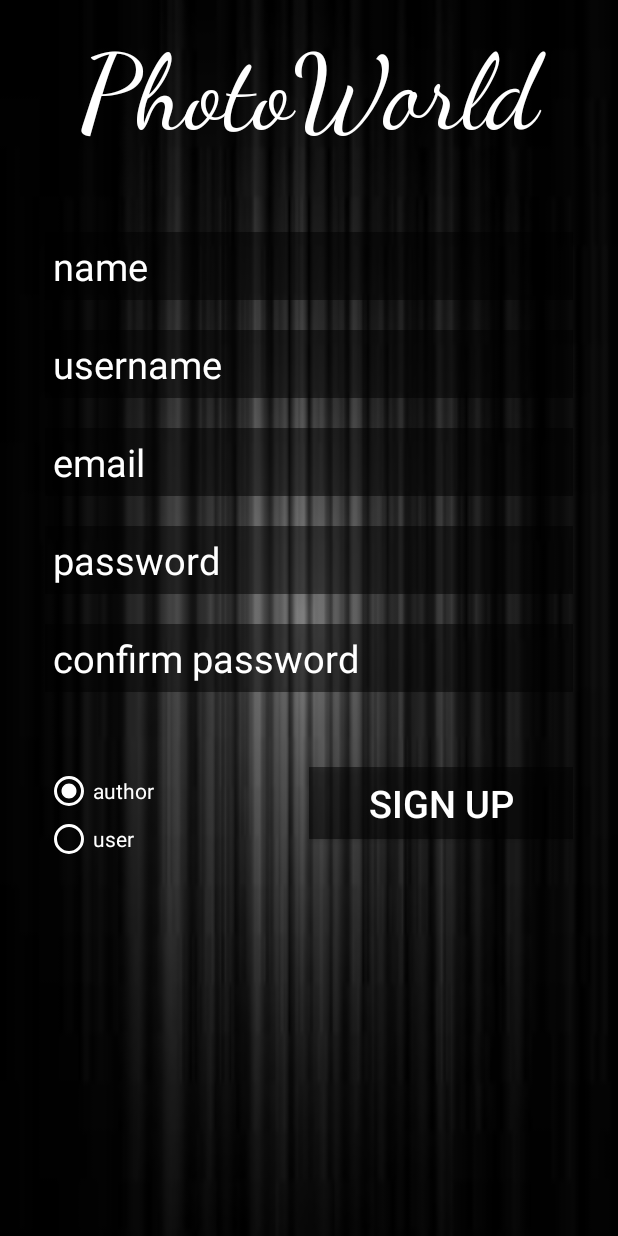
After one commit to vanya-dimitrova/PhotoWorld, an Android app: the RegisterActivity screen opened directly, with no data from a screen before it, on a phone screen of 412 x 824 dp. The commit adds this screen. Run offline under Robolectric (Android 15) with nearby library versions, the phone set to English and light mode, and no system bars.

Commit message:
Added Login activity and Register activity

```diff
--- a/app/src/main/AndroidManifest.xml
+++ b/app/src/main/AndroidManifest.xml
@@ -16,6 +16,10 @@
                 <category android:name="android.intent.category.LAUNCHER" />
             </intent-filter>
         </activity>
+        <activity android:name=".LoginActivity">
+        </activity>
+        <activity android:name=".RegisterActivity">
+        </activity>
     </application>
 
 </manifest>
--- /dev/null
+++ b/app/src/main/java/com/example/user/photoworld/RegisterActivity.java
@@ -0,0 +1,74 @@
+package com.example.user.photoworld;
+
+import android.os.Bundle;
+import android.support.annotation.Nullable;
+import android.support.v7.app.AppCompatActivity;
+import android.view.View;
+import android.widget.Button;
+import android.widget.EditText;
+
+public class RegisterActivity extends AppCompatActivity {
+
+    private EditText name;
+    private EditText username;
+    private EditText email;
+    private EditText password;
+    private EditText confirmPassword;
+
+    private Button registerButton;
+
+    @Override
+    protected void onCreate(@Nullable Bundle savedInstanceState) {
+        super.onCreate(savedInstanceState);
+        setContentView(R.layout.activity_register);
+
+        name = (EditText) this.findViewById(R.id.name);
+        username = (EditText) this.findViewById(R.id.username);
+        email = (EditText) this.findViewById(R.id.email);
+        password = (EditText) this.findViewById(R.id.password);
+        confirmPassword = (EditText) this.findViewById(R.id.confirm_password);
+
+        registerButton = (Button) this.findViewById(R.id.register_button);
+
+        View.OnClickListener listener = new View.OnClickListener() {
+            @Override
+            public void onClick(View v) {
+                if(isValidData()) {
+                    //add user
+                }
+            }
+        };
+        registerButton.setOnClickListener(listener);
+    }
+
+    private boolean isValidData() {
+        boolean isValid = true;
+        String nameStr = name.getText().toString();
+        String usernameStr = username.getText().toString();
+        String emailStr = email.getText().toString();
+        String passStr = password.getText().toString();
+        String confirmPassStr = confirmPassword.getText().toString();
+
+        if (nameStr.isEmpty()) {
+            name.setError("Name must not be empty!");
+            isValid = false;
+        }
+        if (usernameStr.isEmpty()) {
+            username.setError("Username must not be empty!");
+            isValid = false;
+        }
+        if (emailStr.isEmpty()) {
+            email.setError("Email is not valid!");
+            isValid = false;
+        }
+        if (passStr.isEmpty() || passStr.length() < 5) {
+            password.setError("The password is too short!");
+            isValid = false;
+        }
+        if (!passStr.equals(confirmPassStr)) {
+            confirmPassword.setError("Passwords do not match!");
+            isValid = false;
+        }
+        return isValid;
+    }
+}
--- a/app/src/main/java/com/example/user/photoworld/model/PhotoWorld.java
+++ b/app/src/main/java/com/example/user/photoworld/model/PhotoWorld.java
@@ -40,6 +40,10 @@ public class PhotoWorld {
 		this.photos.put(Category.PORTRAIT, new TreeSet<Photo>());
 		this.photos.put(Category.SPORT, new TreeSet<Photo>());
 		this.photos.put(Category.VINTAGE, new TreeSet<Photo>());
+	}
+
+	HashMap<String, User> getUsers() {
+		return users;
 	}
 
 	private void register(String name, String username, String email, String password, boolean isPhotographer) {
--- a/app/src/main/java/com/example/user/photoworld/model/User.java
+++ b/app/src/main/java/com/example/user/photoworld/model/User.java
@@ -62,7 +62,7 @@ public class User {
 	}
 
 	//TODO remove verifiedPassword field
-	private boolean validatePassword(String password) {
+	boolean validatePassword(String password) {
 		if (password != null && !password.isEmpty() && password.length() < 5) {
 			this.password = password;
 			return true;
@@ -70,7 +70,7 @@ public class User {
 		return false;
 	}
 
-	private boolean confirmPassword(String pass1, String pass2) {
+	boolean confirmPassword(String pass1, String pass2) {
 		if (!pass1.equals(pass2)) {
 			return false;
 		}
--- /dev/null
+++ b/app/src/main/res/layout/activity_register.xml
@@ -0,0 +1,130 @@
+<?xml version="1.0" encoding="utf-8"?>
+<LinearLayout xmlns:android="http://schemas.android.com/apk/res/android"
+    android:orientation="vertical"
+    android:layout_width="match_parent"
+    android:layout_height="match_parent"
+    android:background="@drawable/background"
+    android:gravity="center"
+    android:paddingTop="20dp">
+
+    <TextView
+        android:layout_width="match_parent"
+        android:layout_height="wrap_content"
+        android:text="@string/app_name"
+        android:textAlignment="center"
+        android:fontFamily="cursive"
+        android:textColor="@color/colorPrimary"
+        android:textSize="70sp"/>
+
+        <EditText
+            android:id="@+id/name"
+            android:layout_width="match_parent"
+            android:layout_height="wrap_content"
+            android:background="@color/transparent"
+            android:textColorHint="@color/colorPrimary"
+            android:hint="@string/name"
+            android:layout_marginBottom="20dp"
+            android:layout_marginTop="50dp"
+            android:layout_marginLeft="30dp"
+            android:layout_marginRight="30dp"
+            android:padding="5dp"
+            android:textSize="25sp"/>
+
+        <EditText
+            android:id="@+id/username"
+            android:layout_width="match_parent"
+            android:layout_height="wrap_content"
+            android:background="@color/transparent"
+            android:textColorHint="@color/colorPrimary"
+            android:hint="@string/username"
+            android:layout_marginBottom="20dp"
+            android:layout_marginLeft="30dp"
+            android:layout_marginRight="30dp"
+            android:padding="5dp"
+            android:textSize="25sp"/>
+
+        <EditText
+            android:id="@+id/email"
+            android:layout_width="match_parent"
+            android:layout_height="wrap_content"
+            android:background="@color/transparent"
+            android:textColorHint="@color/colorPrimary"
+            android:hint="@string/email"
+            android:inputType="textEmailAddress"
+            android:layout_marginBottom="20dp"
+            android:layout_marginLeft="30dp"
+            android:layout_marginRight="30dp"
+            android:padding="5dp"
+            android:textSize="25sp"/>
+
+        <EditText
+            android:id="@+id/password"
+            android:layout_width="match_parent"
+            android:layout_height="wrap_content"
+            android:background="@color/transparent"
+            android:textColorHint="@color/colorPrimary"
+            android:hint="@string/password"
+            android:inputType="textPassword"
+            android:layout_marginBottom="20dp"
+            android:layout_marginLeft="30dp"
+            android:layout_marginRight="30dp"
+            android:padding="5dp"
+            android:textSize="25sp"/>
+
+        <EditText
+            android:id="@+id/confirm_password"
+            android:layout_width="match_parent"
+            android:layout_height="wrap_content"
+            android:background="@color/transparent"
+            android:textColorHint="@color/colorPrimary"
+            android:hint="@string/confirm_password"
+            android:inputType="textPassword"
+            android:layout_marginBottom="20dp"
+            android:layout_marginLeft="30dp"
+            android:layout_marginRight="30dp"
+            android:padding="5dp"
+            android:textSize="25sp"/>
+
+    <LinearLayout
+        android:orientation="horizontal"
+        android:layout_width="match_parent"
+        android:layout_height="match_parent"
+        android:layout_marginLeft="30dp"
+        android:layout_marginRight="30dp"
+        android:layout_marginTop="30dp">
+
+            <RadioGroup
+                android:layout_height="wrap_content"
+                android:layout_width="0dp"
+                android:layout_weight="1">
+
+                <RadioButton
+                    android:id="@+id/radio_author"
+                    android:layout_width="wrap_content"
+                    android:layout_height="wrap_content"
+                    android:text="@string/radio_author"
+                    android:textColor="@color/colorPrimary"
+                    android:buttonTint="@color/colorPrimary"
+                    android:checked="true"/>
+
+                <RadioButton
+                    android:id="@+id/radio_user"
+                    android:layout_width="wrap_content"
+                    android:layout_height="wrap_content"
+                    android:text="@string/radio_user"
+                    android:textColor="@color/colorPrimary"
+                    android:buttonTint="@color/colorPrimary"/>
+
+            </RadioGroup>
+
+            <Button
+                android:id="@+id/register_button"
+                android:layout_height="wrap_content"
+                android:background="@color/transparent"
+                android:text="@string/sign_up"
+                android:textColor="@color/colorPrimary"
+                android:textSize="25sp"
+                android:layout_width="0dp"
+                android:layout_weight="1" />
+    </LinearLayout>
+</LinearLayout>
--- a/app/src/main/res/values/colors.xml
+++ b/app/src/main/res/values/colors.xml
@@ -1,6 +1,7 @@
 <?xml version="1.0" encoding="utf-8"?>
 <resources>
-    <color name="colorPrimary">#3F51B5</color>
+    <color name="colorPrimary">#ffffff</color>
     <color name="colorPrimaryDark">#303F9F</color>
-    <color name="colorAccent">#FF4081</color>
+    <color name="colorAccent">#ffffff</color>
+    <color name="transparent">#80000000</color>
 </resources>
--- a/app/src/main/res/values/strings.xml
+++ b/app/src/main/res/values/strings.xml
@@ -1,3 +1,18 @@
 <resources>
     <string name="app_name">PhotoWorld</string>
+
+    <string name="login">LOGIN</string>
+    <string name="sign_up">SIGN UP</string>
+    <string name="cancel">CANCEL</string>
+    <string name="upload">UPLOAD</string>
+    <string name="save">SAVE</string>
+    <string name="log_out">LOG OUT</string>
+
+    <string name="radio_author">author</string>
+    <string name="radio_user">user</string>
+    <string name="name">name</string>
+    <string name="username">username</string>
+    <string name="password">password</string>
+    <string name="confirm_password">confirm password</string>
+    <string name="email">email</string>
 </resources>
--- a/app/src/main/res/values/styles.xml
+++ b/app/src/main/res/values/styles.xml
@@ -1,7 +1,7 @@
 <resources>
 
     <!-- Base application theme. -->
-    <style name="AppTheme" parent="Theme.AppCompat.Light.DarkActionBar">
+    <style name="AppTheme" parent="Theme.AppCompat.Light.NoActionBar">
         <!-- Customize your theme here. -->
         <item name="colorPrimary">@color/colorPrimary</item>
         <item name="colorPrimaryDark">@color/colorPrimaryDark</item>
```
Also changed, not shown: app/src/main/java/com/example/user/photoworld/LoginActivity.java (added, +30 -0 lines), app/src/main/res/layout/activity_login.xml (added, +59 -0 lines), app/src/main/res/drawable/background.jpg (added).
